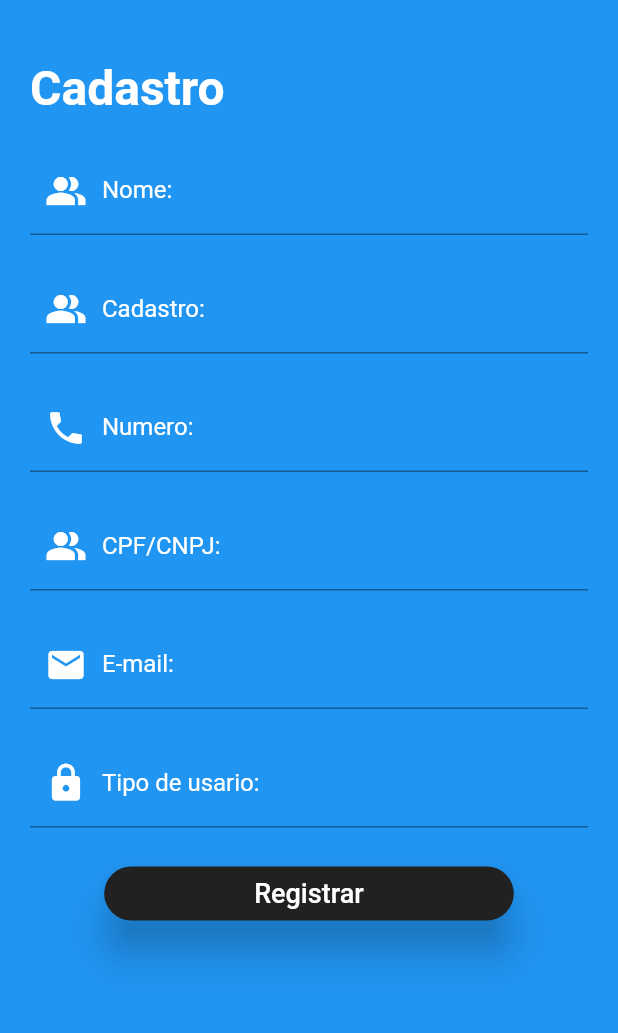
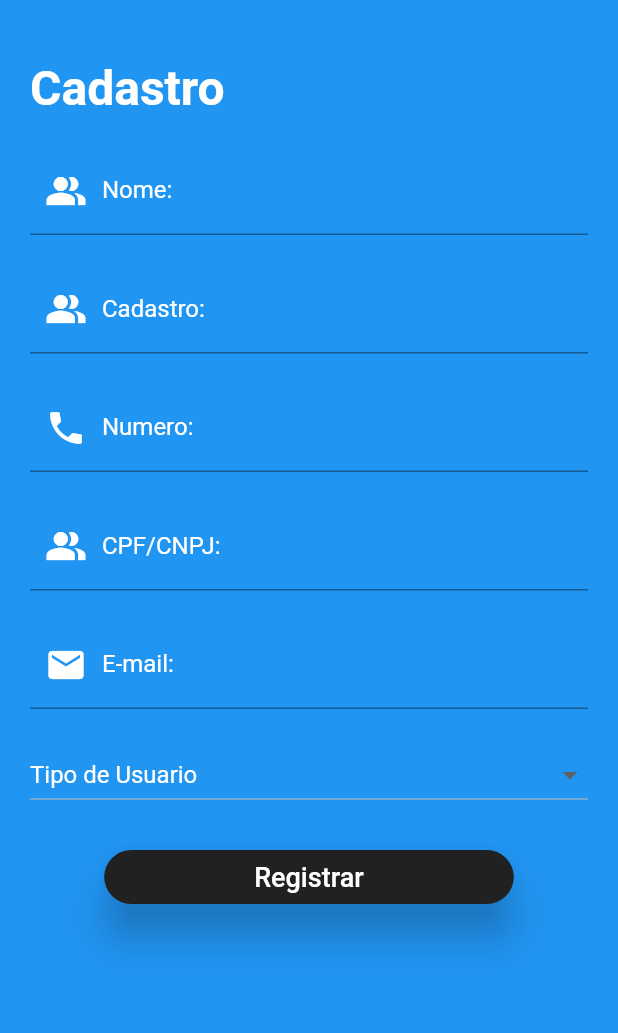
Before and after one commit to lucascardo12/housebarber, a Flutter app: the CadastroPage widget shown alone on an empty page, opened directly, on a phone screen of 412 x 824 dp, the part 95-1128 px from its top. Run offline on Flutter 3.47's test engine with Material 2 defaults, Android fonts, the phone set to English and light mode, and no system bars; our stand-ins replace flutter_money_formatter, liquid_swipe; missing offline and left inert: mongo_dart.

Commit message:
Finalizando front-end do login e cadastro

```diff
--- a/lib/pages/cadastro-page.dart
+++ b/lib/pages/cadastro-page.dart
@@ -1,12 +1,5 @@
-import 'dart:math';
-
 import 'package:flutter/material.dart';
 import 'package:housebarber/config/custom-colors.dart';
-import 'package:housebarber/config/global.dart';
-import 'package:housebarber/model/user.dart';
-import 'package:liquid_swipe/Helpers/Helpers.dart';
-import 'package:liquid_swipe/PageHelpers/LiquidController.dart';
-import 'package:liquid_swipe/liquid_swipe.dart';
 
 class CadastroPage extends StatefulWidget {
   @override
@@ -14,6 +7,7 @@ class CadastroPage extends StatefulWidget {
 }
 
 class _CadastroPageState extends State<CadastroPage> {
+  String tipoUser = "Tipo de Usuario";
   @override
   Widget build(BuildContext context) {
     return Container(
@@ -146,21 +140,32 @@ class _CadastroPageState extends State<CadastroPage> {
                         SizedBox(
                           height: 20,
                         ),
-                        TextField(
-                            style: TextStyle(color: Colors.white),
-                            keyboardType: TextInputType.text,
-                            decoration: InputDecoration(
-                              prefixIcon: Icon(
-                                Icons.lock,
-                                color: Colors.white,
-                                size: 28,
+                        Align(
+                            alignment: Alignment.centerLeft,
+                            child: new DropdownButton<String>(
+                              isExpanded: true,
+                              hint: Text(
+                                tipoUser,
+                                style: TextStyle(
+                                  color: Colors.white,
+                                  fontSize: 16,
+                                ),
                               ),
-                              labelText: "Tipo de usario:",
-                              hintStyle: TextStyle(color: Colors.white),
-                              labelStyle: TextStyle(
-                                color: Colors.white,
-                                fontSize: 16,
-                              ),
+                              items: <String>[
+                                'Empresa',
+                                'Funcionario',
+                                'Cliente'
+                              ].map((String value) {
+                                return new DropdownMenuItem<String>(
+                                  value: value,
+                                  child: new Text(value),
+                                );
+                              }).toList(),
+                              onChanged: (value) {
+                                setState(() {
+                                  tipoUser = value;
+                                });
+                              },
                             )),
                         SizedBox(
                           height: 20,
--- a/lib/pages/login-page.dart
+++ b/lib/pages/login-page.dart
@@ -16,31 +16,16 @@ class LoginPage extends StatefulWidget {
 }
 
 class _LoginPageState extends State<LoginPage> {
-  TextEditingController loginController = TextEditingController();
   int page = 0;
   LiquidController liquidController;
   var screenWidgt;
   UpdateType updateType;
-  // test() async {
-  //   User user =
-  //       new User(login: 'lucascardo12', senha: 'fuckyuo12', tipoUser: '2');
-  //   //bacon.alteraUser(user: user);
-  //   var ret = await bacon.getUser(login: 'lucascardo12', senha: 'fuckyuo12');
-  //   if (ret.toString() != "Instance of 'Future<dynamic>'") {
-  //     if (ret != null) {
-  //       ret.tipoUser = '1';
-  //       //await bacon.alteraUser(user: ret);
-  //     }
-  //   }
-  // }
 
   @override
   void initState() {
     liquidController = LiquidController();
     super.initState();
   }
-
-  List<dynamic> pages = [CadastroPage(), SubLoginPage()];
 
   Widget _buildDot(int index) {
     double selectedness = Curves.easeOut.transform(
@@ -67,14 +52,10 @@ class _LoginPageState extends State<LoginPage> {
 
   @override
   Widget build(BuildContext context) {
-    var page = 0;
-    if (liquidController.provider != null) {
-      page = liquidController.currentPage;
-    }
     return Scaffold(
       body: Stack(children: [
         LiquidSwipe(
-          pages: pages,
+          pages: [new SubLoginPage(), new CadastroPage()],
           onPageChangeCallback: pageChangeCallback,
           waveType: WaveType.liquidReveal,
           liquidController: liquidController,
@@ -87,7 +68,7 @@ class _LoginPageState extends State<LoginPage> {
               Expanded(child: SizedBox()),
               Row(
                 mainAxisAlignment: MainAxisAlignment.center,
-                children: List<Widget>.generate(pages.length, _buildDot),
+                children: List<Widget>.generate(2, _buildDot),
               ),
             ],
           ),
--- a/lib/pages/sub-login-page.dart
+++ b/lib/pages/sub-login-page.dart
@@ -1,12 +1,5 @@
-import 'dart:math';
-
 import 'package:flutter/material.dart';
 import 'package:housebarber/config/custom-colors.dart';
-import 'package:housebarber/config/global.dart';
-import 'package:housebarber/model/user.dart';
-import 'package:liquid_swipe/Helpers/Helpers.dart';
-import 'package:liquid_swipe/PageHelpers/LiquidController.dart';
-import 'package:liquid_swipe/liquid_swipe.dart';
 
 class SubLoginPage extends StatefulWidget {
   @override
@@ -14,6 +7,7 @@ class SubLoginPage extends StatefulWidget {
 }
 
 class _SubLoginPageState extends State<SubLoginPage> {
+  TextEditingController loginController = TextEditingController();
   @override
   Widget build(BuildContext context) {
     return Container(
```
